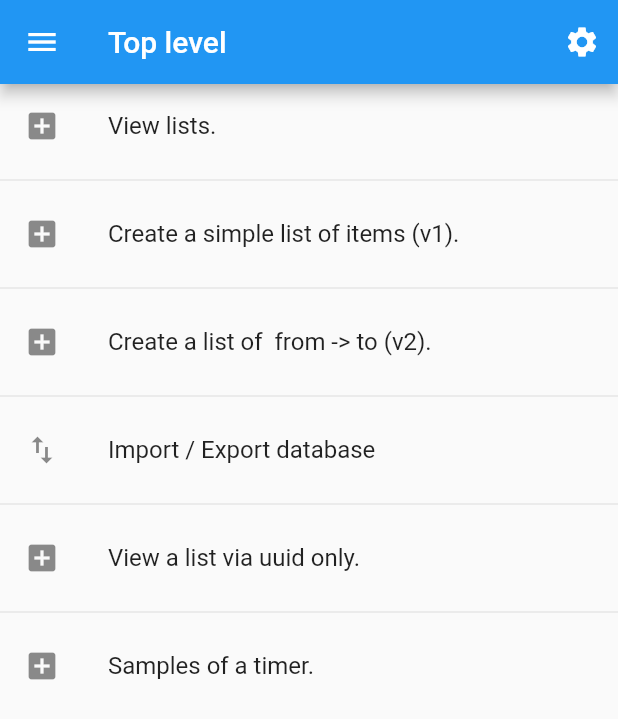
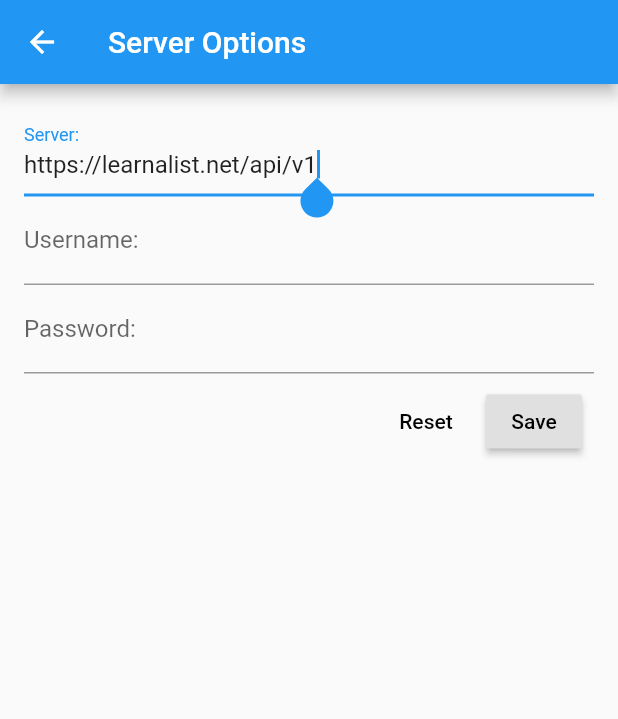
Before and after one commit to freshteapot/learnalist-mobile, a Flutter app: the screen it shows after launch, on a phone screen of 412 x 824 dp. Shown: the top 719 px of the screen. Run offline on Flutter 3.47's test engine with Material 2 defaults, Android fonts, the phone set to English and light mode, and no system bars; our stand-ins replace sqflite, timer_builder; accounts and stored records are empty; network calls fail.

```diff
--- a/lib/app.dart
+++ b/lib/app.dart
@@ -1,9 +1,14 @@
 import 'package:flutter/material.dart';
+import 'package:learnalist/models/lists_repository.dart';
 import 'package:learnalist/routes/routes.dart';
 import 'package:learnalist/importexport/root_route.dart';
 import 'package:learnalist/samples/atimer.dart';
+import 'package:scoped_model/scoped_model.dart';
 
 class LearnalistApp extends StatefulWidget {
+  final String startAt;
+  LearnalistApp({Key key, @required this.startAt}) : super(key: key);
+
   @override
   _LearnalistAppState createState() => _LearnalistAppState();
 }
@@ -11,9 +16,24 @@ class LearnalistApp extends StatefulWidget {
 class _LearnalistAppState extends State<LearnalistApp> {
   @override
   Widget build(BuildContext context) {
+    var storage = ScopedModel.of<ListsRepository>(context).storage;
+    print(storage.getDatabase());
+    // TODO - Check on the state of the app.
+    // TODO - Last screen?
+    // TODO - should we show the options screen.
+
+    var listsRepository = ScopedModel.of<ListsRepository>(context);
+    listsRepository.loadLists();
+    print('After loading the lists');
+
+    var startAt = RootRoute.routePrefix;
+    if (widget.startAt.isNotEmpty) {
+      startAt = widget.startAt;
+    }
+
     final MaterialApp app = MaterialApp(
       title: 'Learnalist',
-      initialRoute: '/',
+      initialRoute: startAt,
       routes: <String, WidgetBuilder>{
         RootRoute.routePrefix: (BuildContext context) => RootRoute(),
         FindRoute.routePrefix: (BuildContext context) => FindRoute(),
@@ -28,6 +48,8 @@ class _LearnalistAppState extends State<LearnalistApp> {
         // Import export
         ImportExportRootRoute.routePrefix: (BuildContext context) =>
             ImportExportRootRoute(),
+        ServerOptionsRoute.routePrefix: (BuildContext context) =>
+            ServerOptionsRoute(),
 
         // Samples
         '/samples/atimer': (BuildContext context) => SampleATimer(),
--- a/lib/models/lists_repository.dart
+++ b/lib/models/lists_repository.dart
@@ -1,22 +1,26 @@
+import 'package:learnalist/models/server_credentials.dart';
+import 'package:learnalist/services/credentials.dart';
 import 'package:scoped_model/scoped_model.dart';
-import 'package:learnalist/storage/file.dart';
+import 'package:learnalist/storage/database.dart';
 import 'package:learnalist/models/alist.dart';
 import 'package:learnalist/services/api.dart';
 
 class ListsRepository extends Model {
-  FileStorage storage;
-  ListsRepository(this.storage);
+  DatabaseStorage storage;
+  Credentials credentials;
+  Api api;
+  ListsRepository({this.storage, this.credentials, this.api});
 
   Set<Alist> _allLists = Set<Alist>();
-
   Future<bool> loadLists() async {
     try {
+      _allLists.clear();
       // Reduce all the creations of the api.
-      var api = Api();
       var lists = await api.getUsersLists();
       lists.forEach((aList) {
         _allLists.add(aList);
       });
+      notifyListeners();
     } catch (e) {
       return false;
     }
@@ -39,7 +43,6 @@ class ListsRepository extends Model {
   Future<Alist> addAlist(Alist aList) async {
     // TODO how should we handle the exception.
     // Currently letting it bubble up.
-    var api = Api();
     var serverAlist = await api.postAlist(aList);
     _allLists.add(serverAlist);
     notifyListeners();
@@ -48,7 +51,6 @@ class ListsRepository extends Model {
   }
 
   Future<Alist> updateAlist(Alist aList) async {
-    var api = Api();
     var serverAlist = await api.putAlist(aList);
     print(aList);
     print(serverAlist);
@@ -64,7 +66,6 @@ class ListsRepository extends Model {
   }
 
   Future<void> removeAlist(Alist aList) async {
-    var api = Api();
     await api.removeAlist(aList);
 
     Alist current = _allLists.singleWhere(
@@ -73,4 +74,12 @@ class ListsRepository extends Model {
     _allLists.remove(current);
     notifyListeners();
   }
+
+  // TODO move to its own model
+  Future<bool> saveCredentials(ServerCredentials input) async {
+    // TODO - should we also remove any cached data here from a remote server?
+    await credentials.save(input);
+    await loadLists();
+    return true;
+  }
 }
--- /dev/null
+++ b/lib/models/server_credentials.dart
@@ -0,0 +1,30 @@
+import 'dart:convert';
+
+const String SERVER_HINT = 'https://learnalist.net/api/v1';
+
+class ServerCredentialsInput {
+  String server;
+  String username;
+  String password;
+
+  ServerCredentialsInput(
+      {this.server = SERVER_HINT, this.username = '', this.password = ''});
+
+  String getBasicAuth() {
+    var basicAuth = base64Encode(utf8.encode('$username:$password'));
+    return basicAuth;
+  }
+}
+
+class ServerCredentials {
+  final String server;
+  final String username;
+  final String basicAuth;
+
+  ServerCredentials({this.server, this.username, this.basicAuth});
+
+  @override
+  String toString() {
+    return 'ServerCredentials{server: $server, username: $username, basicAuth: na}';
+  }
+}
--- a/lib/routes/routes.dart
+++ b/lib/routes/routes.dart
@@ -6,3 +6,4 @@ export 'create_list_v1.dart';
 export 'create_list_v2.dart';
 export 'view_list.dart';
 export 'edit_list.dart';
+export 'server_options.dart';
--- /dev/null
+++ b/lib/routes/server_options.dart
@@ -0,0 +1,11 @@
+import 'package:flutter/material.dart';
+import 'package:learnalist/screens/server/options.dart';
+
+class ServerOptionsRoute extends StatelessWidget {
+  static String routePrefix = '/server_options';
+
+  @override
+  Widget build(BuildContext context) {
+    return ServerOptionsScreen();
+  }
+}
--- /dev/null
+++ b/lib/screens/server/options.dart
@@ -0,0 +1,164 @@
+import 'dart:convert';
+
+import 'package:flutter/material.dart';
+import 'package:learnalist/models/lists_repository.dart';
+import 'package:scoped_model/scoped_model.dart';
+import 'package:learnalist/models/server_credentials.dart';
+
+class ServerOptionsScreen extends StatelessWidget {
+  ServerOptionsScreen({Key key}) : super(key: key);
+
+  @override
+  Widget build(BuildContext context) {
+    return Scaffold(
+      appBar: AppBar(
+        title: Text("Server Options"),
+      ),
+      body: Padding(
+        padding: EdgeInsets.all(16.0),
+        child: Column(children: [
+          ServerOptionsForm(),
+        ]),
+      ),
+    );
+  }
+}
+
+// Create a Form Widget
+class ServerOptionsForm extends StatefulWidget {
+  ServerOptionsForm();
+
+  @override
+  ServerOptionsFormState createState() {
+    return ServerOptionsFormState();
+  }
+}
+
+class ServerOptionsFormState extends State<ServerOptionsForm> {
+  final _formKey = GlobalKey<FormState>();
+  ServerCredentialsInput _input;
+  FocusNode _firstFocus;
+
+  @override
+  void initState() {
+    super.initState();
+
+    _firstFocus = FocusNode();
+    // Load from db here.
+    var credentials = ScopedModel.of<ListsRepository>(context).credentials;
+    var server = credentials.getServer();
+    var username = credentials.getUsername();
+    _input = new ServerCredentialsInput(server: server, username: username);
+  }
+
+  @override
+  void dispose() {
+    // Clean up the focus node when the Form is disposed
+    _firstFocus.dispose();
+
+    super.dispose();
+  }
+
+  @override
+  Widget build(BuildContext context) {
+    // Build a Form widget using the _formKey we created above
+    return Column(
+        mainAxisSize: MainAxisSize.min,
+        crossAxisAlignment: CrossAxisAlignment.center,
+        children: <Widget>[
+          Form(
+              key: _formKey,
+              child: Column(
+                  crossAxisAlignment: CrossAxisAlignment.start,
+                  children: <Widget>[
+                    TextFormField(
+                        focusNode: _firstFocus,
+                        autofocus: true,
+                        autocorrect: false,
+                        initialValue: _input.server,
+                        decoration: InputDecoration(
+                            labelText: 'Server:', hintText: SERVER_HINT),
+                        validator: (value) {
+                          if (value.isEmpty) {
+                            return 'Please enter the server and the path to the api';
+                          }
+                        },
+                        onSaved: (String value) {
+                          _input.server = value;
+                        }),
+                    TextFormField(
+                        initialValue: _input.username,
+                        autocorrect: false,
+                        decoration: InputDecoration(
+                          labelText: 'Username:',
+                        ),
+                        validator: (value) {
+                          if (value.isEmpty) {
+                            return 'Please enter your username';
+                          }
+                        },
+                        onSaved: (String value) {
+                          _input.username = value;
+                        }),
+                    TextFormField(
+                        initialValue: '',
+                        autocorrect: false,
+                        decoration: InputDecoration(
+                          labelText: 'Password:',
+                        ),
+                        validator: (value) {
+                          if (value.isEmpty) {
+                            return 'Please enter your password';
+                          }
+                        },
+                        obscureText: true,
+                        onSaved: (String value) {
+                          _input.password = value;
+                        }),
+                    ButtonBar(
+                      children: [
+                        FlatButton(
+                          onPressed: () async {
+                            _formKey.currentState.reset();
+                            _input = new ServerCredentialsInput(
+                                server: SERVER_HINT,
+                                username: '',
+                                password: '');
+                            FocusScope.of(context).requestFocus(_firstFocus);
+                            // TODO - we should have a way to remove the credentials
+                            await ScopedModel.of<ListsRepository>(context)
+                                .credentials
+                                .clear();
+                          },
+                          child: Text('Reset'),
+                        ),
+                        RaisedButton(
+                          onPressed: () async {
+                            if (_formKey.currentState.validate()) {
+                              _formKey.currentState.save();
+                              // TODO
+
+                              var credentials = ServerCredentials(
+                                  server: _input.server,
+                                  username: _input.username,
+                                  basicAuth: _input.getBasicAuth());
+
+                              _input = new ServerCredentialsInput();
+                              print('Save this somewhere');
+                              print(credentials);
+                              print(credentials.basicAuth);
+                              var success =
+                                  await ScopedModel.of<ListsRepository>(context)
+                                      .saveCredentials(credentials);
+                              print("Did the save work?");
+                              print(success);
+                            }
+                          },
+                          child: Text('Save'),
+                        ),
+                      ],
+                    ),
+                  ])),
+        ]);
+  }
+}
--- a/lib/services/api.dart
+++ b/lib/services/api.dart
@@ -3,18 +3,23 @@ import 'dart:io';
 import 'package:learnalist/models/alist.dart';
 
 import 'package:http/http.dart' as http;
-
-var basicAuth = '';
+import 'package:learnalist/services/credentials.dart';
 
 /// The service responsible for networking requests
 class Api {
-  static const endpoint = 'https://learnalist.net/api/v1';
+  Credentials credentials;
+  Api(credentials) {
+    this.credentials = credentials;
+    print(this.credentials);
+  }
 
   var client = new http.Client();
   // TODO add timeout
   // client.connectionTimeout = const Duration(seconds: 5);
 
   Future<List<Alist>> getUsersLists({List<String> labels, String type}) async {
+    String endpoint = credentials.getServer();
+    String basicAuth = credentials.getBasicAuth();
     var endpointUri = Uri.parse(endpoint);
     Map<String, dynamic> q = Map();
     if (labels != null) {
@@ -49,6 +54,8 @@ class Api {
   }
 
   Future<Alist> getAlistByUUID(String uuid) async {
+    String endpoint = credentials.getServer();
+    String basicAuth = credentials.getBasicAuth();
     var endpointUri = Uri.parse(endpoint);
     var suffix = '/alist/$uuid';
     var path = endpointUri.path + suffix;
@@ -69,6 +76,8 @@ class Api {
   }
 
   Future<Alist> postAlist(Alist aList) async {
+    String endpoint = credentials.getServer();
+    String basicAuth = credentials.getBasicAuth();
     var endpointUri = Uri.parse(endpoint);
     var suffix = '/alist';
     var path = endpointUri.path + suffix;
@@ -94,6 +103,8 @@ class Api {
   }
 
   Future<Alist> putAlist(Alist aList) async {
+    String endpoint = credentials.getServer();
+    String basicAuth = credentials.getBasicAuth();
     var endpointUri = Uri.parse(endpoint);
     var suffix = '/alist/' + aList.uuid;
     var path = endpointUri.path + suffix;
@@ -121,6 +132,8 @@ class Api {
   }
 
   Future<void> removeAlist(Alist aList) async {
+    String endpoint = credentials.getServer();
+    String basicAuth = credentials.getBasicAuth();
     var endpointUri = Uri.parse(endpoint);
     var suffix = '/alist/' + aList.uuid;
     var path = endpointUri.path + suffix;
--- a/lib/services/api_test.dart
+++ b/lib/services/api_test.dart
@@ -1,8 +1,13 @@
 import 'package:learnalist/models/alist.dart';
+import 'package:learnalist/models/server_credentials.dart';
 import 'package:learnalist/services/api.dart';
 
 void main() async {
-  var api = Api();
+  var credentials = ServerCredentials(
+      username: 'freshteapot', basicAuth: 'FAKE', server: SERVER_HINT);
+  assert(
+      credentials.basicAuth != 'FAKE', 'Manually change this before testing');
+  var api = Api(credentials);
   /*
   //var items = await api.getUsersLists();
   //print(items);
--- /dev/null
+++ b/lib/services/credentials.dart
@@ -0,0 +1,73 @@
+import 'package:learnalist/models/server_credentials.dart';
+import 'package:sqflite/sqflite.dart';
+
+/*
+CREATE TABLE server_credentials (
+  server text NOT NULL,
+  username text NOT NULL,
+  basic_auth text NOT NULL
+);
+
+INSERT INTO server_credentials (server, username, basic_auth) VALUES('https', 'f', 'b');
+SELECT * FROM server_credentials;
+DELETE FROM server_credentials;
+*/
+/// The service responsible for networking requests
+class Credentials {
+  Database _database;
+  ServerCredentials _current;
+
+  Credentials(Database database) {
+    _database = database;
+    _current = ServerCredentials();
+  }
+
+  String getServer() {
+    return _current.server;
+  }
+
+  String getUsername() {
+    return _current.username;
+  }
+
+  String getBasicAuth() {
+    return _current.basicAuth;
+  }
+
+  Future<void> load() async {
+    var db = _database;
+    List<Map> result = await db.rawQuery("SELECT * FROM server_credentials;");
+
+    if (result.isNotEmpty) {
+      Map credentialsMap = result[0];
+      _current = new ServerCredentials(
+          server: credentialsMap['server'],
+          username: credentialsMap['username'],
+          basicAuth: credentialsMap['basic_auth']);
+    } else {
+      _current = new ServerCredentials(
+          server: SERVER_HINT, username: '', basicAuth: '');
+    }
+  }
+
+  Future<void> clear() async {
+    var db = _database;
+    await db.rawDelete("DELETE FROM server_credentials;");
+    _current = new ServerCredentials(server: '', username: '', basicAuth: '');
+    await load();
+  }
+
+  Future<void> save(ServerCredentials credentials) async {
+    // DELETE FROM server_credentials;
+    // INSERT INTO server_credentials
+    //var current = ServerCredentials(username: 'freshteapot', basicAuth: 'FAKE', server: SERVER_HINT);
+    await clear();
+    var db = _database;
+    await db.rawInsert(
+        "INSERT INTO server_credentials (server, username, basic_auth) VALUES(?,?,?);",
+        [credentials.server, credentials.username, credentials.basicAuth]);
+    print('Reload the data.');
+    _current = new ServerCredentials(server: '', username: '', basicAuth: '');
+    await load();
+  }
+}
--- /dev/null
+++ b/lib/storage/database.dart
@@ -0,0 +1,43 @@
+import 'dart:async';
+import 'package:path/path.dart';
+import 'package:sqflite/sqflite.dart';
+
+class DatabaseStorage {
+  Database _database;
+  bool _initCalled = false;
+
+  Future<Database> init() async {
+    _initCalled = true;
+    _database = await this._loadDatabase();
+    return _database;
+  }
+
+  void dispose() {
+    _database = null;
+  }
+
+  Future<Database> getDatabase() async {
+    assert(_initCalled, 'Was the database loaded via init().');
+    return this._database;
+  }
+
+  Future<Database> _loadDatabase() async {
+    var dbName = 'mobile-api.db';
+    var databasesPath = await getDatabasesPath();
+    var path = join(databasesPath, dbName);
+
+    Database database = await openDatabase(path, version: 1,
+        onCreate: (Database db, int version) async {
+      var credentialsTable = """
+CREATE TABLE server_credentials (
+  server text NOT NULL,
+  username text NOT NULL,
+  basic_auth text NOT NULL
+);
+      """;
+      await db.execute(credentialsTable);
+    });
+
+    return database;
+  }
+}
--- a/lib/widgets/menu.dart
+++ b/lib/widgets/menu.dart
@@ -31,6 +31,12 @@ class Menu extends StatelessWidget {
               Navigator.of(context).pushNamed(PlayRoute.routePrefix);
             },
           ),
+          ListTile(
+            title: Text('Server Options'),
+            onTap: () {
+              Navigator.of(context).pushNamed(ServerOptionsRoute.routePrefix);
+            },
+          ),
         ],
       ),
       elevation: 20.0,
```
Also changed, not shown: lib/main.dart (+16 -7 lines), 1 other file.
